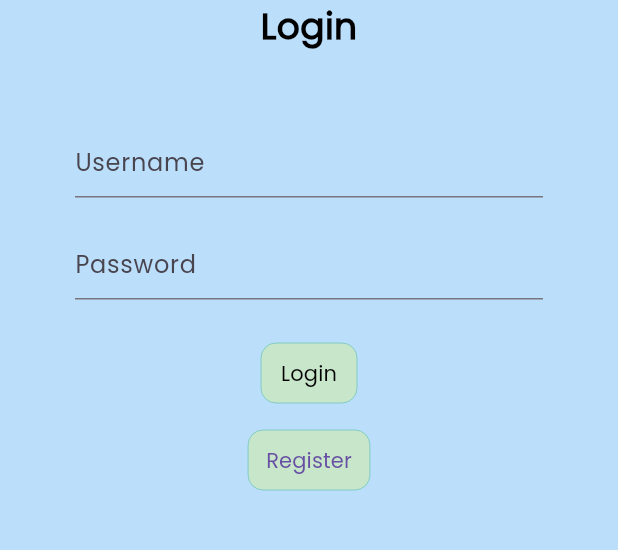
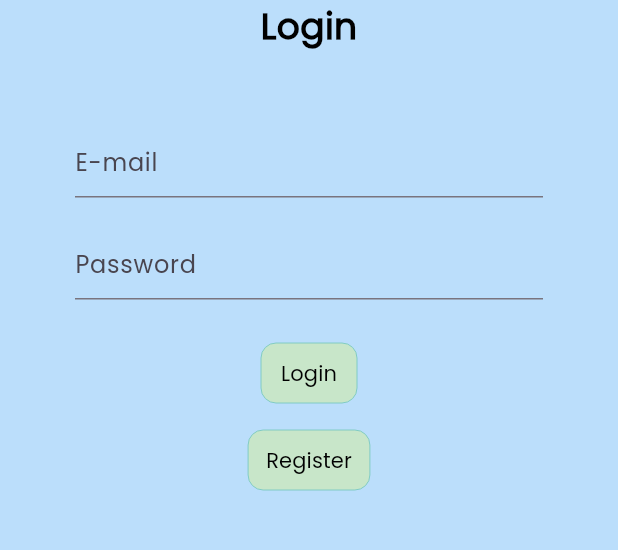
Before and after one commit to PedroLunet/MarineChoice, a Flutter app: the screen it shows after launch, on a phone screen of 412 x 824 dp, the part 413-963 px from its top. Run offline on Flutter 3.47's test engine with Material 3 defaults, Android fonts, the phone set to English and light mode, and no system bars; our stand-ins replace animated_search_bar, firebase_auth, firebase_core, flutter_svg, google_maps_flutter, location and 2 more; missing offline and left inert: country_list_pick, dart:ffi; accounts and stored records are empty.

Commit message:
setup firebase, resgister page working, login page working, persistent login working

```diff
--- a/marinechoice/lib/pages/loginpage.dart
+++ b/marinechoice/lib/pages/loginpage.dart
@@ -1,27 +1,36 @@
+import 'dart:developer';
+
+import 'package:flutter/cupertino.dart';
 import 'package:flutter/material.dart';
+import 'package:marinechoice/auth/auth_service.dart';
 
 import 'homepage.dart';
 import 'registerpage.dart';
 
-class LoginPage extends StatelessWidget {
+class LoginPage extends StatefulWidget {
   const LoginPage({super.key});
 
   @override
+  State<LoginPage> createState() => _LoginPageState();
+}
+
+class _LoginPageState extends State<LoginPage> {
+  final _auth = AuthService();
+  TextEditingController emailController = TextEditingController();
+  TextEditingController passwordController = TextEditingController();
+
+  @override
+  void dispose() {
+    super.dispose();
+    emailController.dispose();
+    passwordController.dispose();
+  }
+
+  @override
   Widget build(BuildContext context) {
-    TextEditingController usernameController = TextEditingController();
-    TextEditingController passwordController = TextEditingController();
-
-    void loginPressed() {
-      String username = usernameController.text;
-      String password = passwordController.text;
-      print('Username: $username, Password: $password');
-      Navigator.of(context).push(
-          MaterialPageRoute(builder: (context) => const HomePage()));
-    }
-
     void registerPressed() {
-      Navigator.of(context).push(
-          MaterialPageRoute(builder: (context) => const RegisterPage()));
+      Navigator.of(context)
+          .push(MaterialPageRoute(builder: (context) => const RegisterPage()));
     }
 
     return Scaffold(
@@ -51,9 +60,9 @@ class LoginPage extends StatelessWidget {
               Container(
                 margin: const EdgeInsets.symmetric(horizontal: 50),
                 child: TextField(
-                  controller: usernameController,
+                  controller: emailController,
                   decoration: const InputDecoration(
-                    hintText: 'Username',
+                    hintText: 'E-mail',
                   ),
                 ),
               ),
@@ -71,22 +80,43 @@ class LoginPage extends StatelessWidget {
               const SizedBox(height: 25),
               TextButton(
                 style: ButtonStyle(
-                  backgroundColor: MaterialStateProperty.all<Color>(Colors.green[100]!),
-                  side: MaterialStateProperty.all<BorderSide>(BorderSide(width: 0, color: Colors.teal[200]!)),
-                  shape: MaterialStateProperty.all<OutlinedBorder>(RoundedRectangleBorder(borderRadius: BorderRadius.circular(10))),
+                  backgroundColor:
+                      MaterialStateProperty.all<Color>(Colors.green[100]!),
+                  side: MaterialStateProperty.all<BorderSide>(
+                      BorderSide(width: 0, color: Colors.teal[200]!)),
+                  shape: MaterialStateProperty.all<OutlinedBorder>(
+                      RoundedRectangleBorder(
+                          borderRadius: BorderRadius.circular(10))),
                 ),
-                onPressed: loginPressed,
-                child: const Text('Login',
-                    style: TextStyle(color: Colors.black),
-
+                onPressed: () async {
+                  if (emailController.text.isNotEmpty &&
+                      passwordController.text.isNotEmpty) {
+                    _login();
+                  }
+                  else {
+                    ScaffoldMessenger.of(context).showSnackBar(
+                      const SnackBar(
+                        content: Text('E-mail or password fields are empty.'),
+                      ),
+                    );
+                  }
+                },
+                child: const Text(
+                  'Login',
+                  style: TextStyle(color: Colors.black),
                 ),
               ),
               const SizedBox(height: 10),
               TextButton(
                 style: ButtonStyle(
-                  backgroundColor: MaterialStateProperty.all<Color>(Colors.green[100]!),
-                  side: MaterialStateProperty.all<BorderSide>(BorderSide(width: 0, color: Colors.teal[200]!)),
-                  shape: MaterialStateProperty.all<OutlinedBorder>(RoundedRectangleBorder(borderRadius: BorderRadius.circular(10))),
+                  foregroundColor: MaterialStateProperty.all<Color>(Colors.black),
+                  backgroundColor:
+                      MaterialStateProperty.all<Color>(Colors.green[100]!),
+                  side: MaterialStateProperty.all<BorderSide>(
+                      BorderSide(width: 0, color: Colors.teal[200]!)),
+                  shape: MaterialStateProperty.all<OutlinedBorder>(
+                      RoundedRectangleBorder(
+                          borderRadius: BorderRadius.circular(10))),
                 ),
                 onPressed: registerPressed,
                 child: const Text('Register'),
@@ -97,4 +127,22 @@ class LoginPage extends StatelessWidget {
       ),
     );
   }
+
+  _login() async {
+    final user = await _auth.logInUserWithEmailAndPassword(
+        emailController.text, passwordController.text);
+
+    if (user != null) {
+      log("User logged in successfully!");
+      Navigator.of(context).push(MaterialPageRoute(
+          builder: (context) => const HomePage()));
+    }
+    else {
+      ScaffoldMessenger.of(context).showSnackBar(
+        const SnackBar(
+          content: Text('E-mail or password do not match.'),
+        ),
+      );
+    }
+  }
 }
--- a/marinechoice/lib/pages/recipeinfopage.dart
+++ b/marinechoice/lib/pages/recipeinfopage.dart
@@ -1,4 +1,3 @@
-import 'package:flutter/cupertino.dart';
 import 'package:flutter/material.dart';
 import 'package:flutter_svg/svg.dart';
 import 'package:marinechoice/pages/recipespage.dart';
--- /dev/null
+++ b/marinechoice/lib/wrapper.dart
@@ -0,0 +1,35 @@
+import 'package:firebase_auth/firebase_auth.dart';
+import 'package:flutter/material.dart';
+import 'package:marinechoice/pages/homepage.dart';
+import 'package:marinechoice/pages/loginpage.dart';
+
+class Wrapper extends StatelessWidget {
+  const Wrapper({super.key});
+
+  @override
+  Widget build(BuildContext context) {
+    return Scaffold(
+      body: StreamBuilder(
+          stream: FirebaseAuth.instance.authStateChanges(),
+          builder: (context, snapshot) {
+            if (snapshot.connectionState == ConnectionState.waiting) {
+              return const Center(
+                child: CircularProgressIndicator(),
+              );
+            } else if (snapshot.hasError) {
+              return const Center(
+                child: Text("Error"),
+              );
+            }
+            else {
+              if(snapshot.data == null) {
+                return const LoginPage();
+              }
+              else {
+                return const HomePage();
+              }
+            }
+          }),
+    );
+  }
+}
--- a/marinechoice/pubspec.yaml
+++ b/marinechoice/pubspec.yaml
@@ -40,6 +40,8 @@ dependencies:
   # The following adds the Cupertino Icons font to your application.
   # Use with the CupertinoIcons class for iOS style icons.
   cupertino_icons: ^1.0.6
+  firebase_core: ^2.30.1
+  firebase_auth: ^4.19.4
   flutter_svg: ^2.0.10+1
   country_list_pick: ^1.0.1+6
   animated_search_bar: ^2.7.1
```
Also changed, not shown: marinechoice/lib/auth/auth_service.dart (added, +39 -0 lines), marinechoice/lib/main.dart (+15 -7 lines), marinechoice/lib/pages/SettingsPage.dart (added, +99 -0 lines), marinechoice/lib/pages/homepage.dart (+6 -2 lines), marinechoice/lib/pages/registerpage.dart (+45 -13 lines), marinechoice/pubspec.lock, 7 other files.
